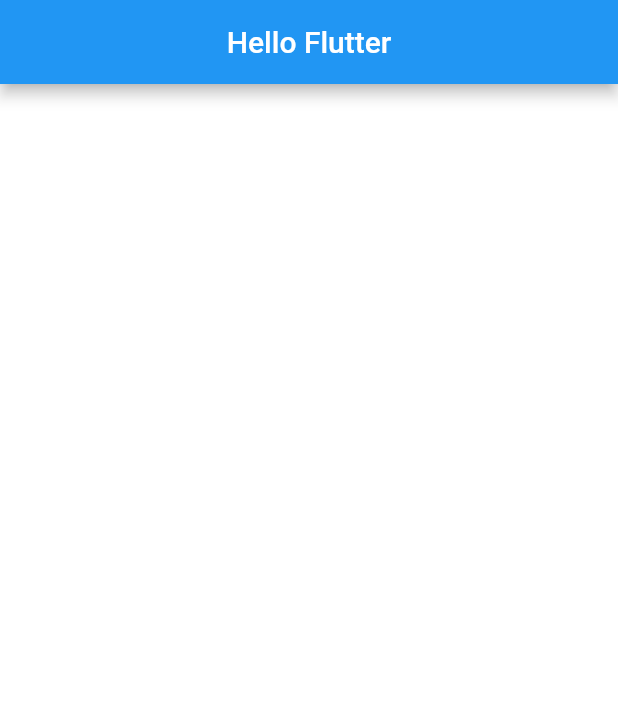
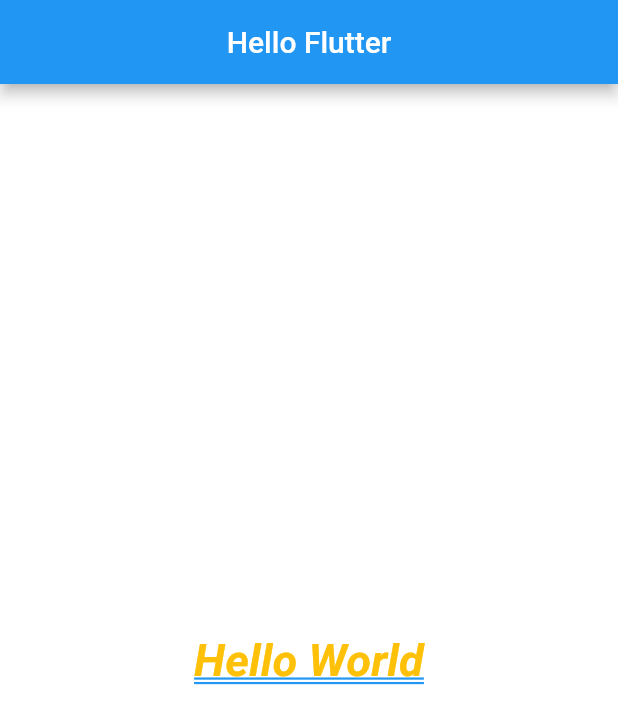
Before and after one commit to mauro-santos/flutter_hello1, a Flutter app: the screen it shows after launch, on a phone screen of 412 x 824 dp. Shown: the top 724 px of the screen. Run offline on Flutter 3.47's test engine with Material 2 defaults, Android fonts, the phone set to English and light mode, and no system bars.

Commit message:
- Utilização do Scaffold com Text e TextDecoration.

```diff
--- a/lib/main.dart
+++ b/lib/main.dart
@@ -8,7 +8,7 @@ class MyApp extends StatelessWidget {
     return MaterialApp(
       debugShowCheckedModeBanner: false,
       theme: ThemeData(
-          primaryColor: Colors.blue
+        primaryColor: Colors.blue,
       ),
       home: HomePage(),
     );
@@ -20,11 +20,27 @@ class HomePage extends StatelessWidget {
   Widget build(BuildContext context) {
     return Scaffold(
       appBar: AppBar(
-        title: Text("Hello Flutter"),
+        title: Text(
+          "Hello Flutter",
+        ),
         centerTitle: true,
       ),
       body: Container(
         color: Colors.white,
+        child: Center(
+          child: Text(
+            "Hello World",
+            style: TextStyle(
+              fontSize: 30,
+              color: Colors.amber,
+              fontWeight: FontWeight.bold,
+              fontStyle: FontStyle.italic,
+              decoration: TextDecoration.underline,
+              decorationColor: Colors.blue,
+              decorationStyle: TextDecorationStyle.double,
+            ),
+          ),
+        ),
       ),
     );
   }
```
